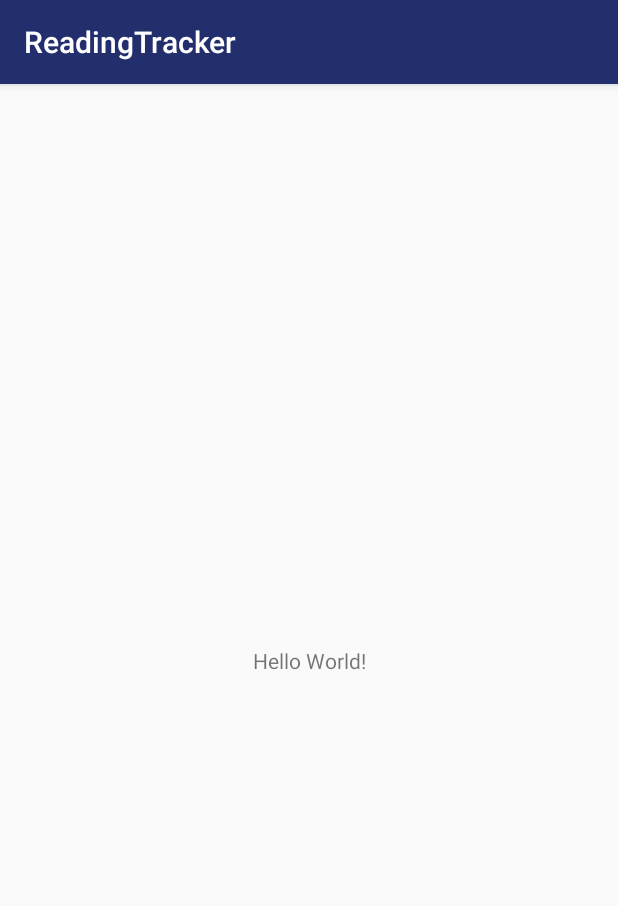
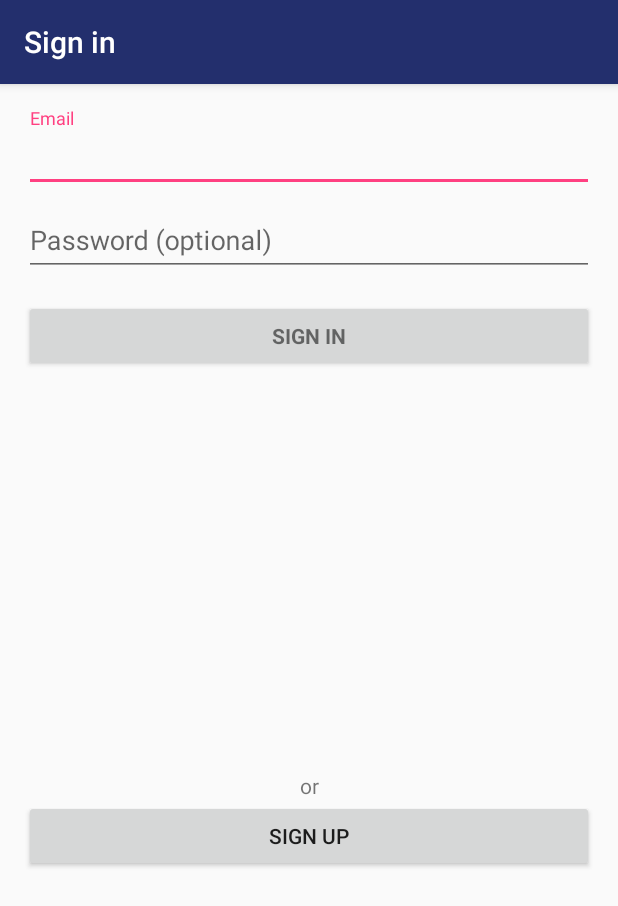
Before and after one commit to vladimirrim/ReadingTracker, an Android app: the screen it shows after launch (MainActivity before the commit, SignInActivity after it), on a phone screen of 412 x 824 dp. Shown: the top 906 px of the screen. Run offline under Robolectric (Android 15) with nearby library versions, the phone set to English and light mode, and no system bars; our stand-ins replace Firebase (no records; nobody signed in at launch, a user with empty details on screens opened directly).

Commit message:
Added email/password authentication.

```diff
--- a/app/build.gradle
+++ b/app/build.gradle
@@ -37,6 +37,7 @@ dependencies {
     implementation "org.jetbrains.kotlin:kotlin-stdlib-jdk7:$kotlin_version"
     implementation 'com.android.support:appcompat-v7:27.1.1'
     implementation 'com.android.support.constraint:constraint-layout:1.1.3'
+    implementation 'com.android.support:design:27.1.1'
     testImplementation 'junit:junit:4.12'
     androidTestImplementation 'com.android.support.test:runner:1.0.2'
     androidTestImplementation 'com.android.support.test.espresso:espresso-core:3.0.2'
--- /dev/null
+++ b/app/src/main/java/ru/hse/egorov/reading_tracker/SignInActivity.kt
@@ -0,0 +1,48 @@
+package ru.hse.egorov.reading_tracker
+
+import android.content.Intent
+import android.os.Bundle
+import android.support.v7.app.AppCompatActivity
+import android.util.Log
+import android.widget.Toast
+import com.google.firebase.auth.FirebaseAuth
+import kotlinx.android.synthetic.main.activity_sign_in.*
+
+/**
+ * A login screen that offers login via email/password.
+ */
+class SignInActivity : AppCompatActivity() {
+    private val authManager: FirebaseAuth? = FirebaseAuth.getInstance()
+
+    override fun onCreate(savedInstanceState: Bundle?) {
+        super.onCreate(savedInstanceState)
+        setContentView(R.layout.activity_sign_in)
+
+        signUpSwitchButton.setOnClickListener {
+            val intent = Intent(this, SignUpActivity::class.java)
+            startActivity(intent)
+        }
+
+        signInButton.setOnClickListener { _ ->
+            if (email.text != null && password.text != null) {
+                authManager?.signInWithEmailAndPassword(email.text.toString(), password.text.toString())?.addOnCompleteListener(this
+                ) {
+                    if (it.isSuccessful) {
+                        Log.d(TAG, "signInWithEmail:success")
+                        val user = authManager.currentUser
+                        val intent = Intent(this, MainActivity::class.java)
+                        startActivity(intent)
+                    } else {
+                        Log.w(TAG, "signInWithEmail:failure", it.exception)
+                        Toast.makeText(this, "Authentication failed.",
+                                Toast.LENGTH_SHORT).show()
+                    }
+                }
+            }
+        }
+    }
+
+    companion object {
+        private const val TAG = "SIGN IN"
+    }
+}
--- a/app/src/main/java/ru/hse/egorov/reading_tracker/SplashActivity.kt
+++ b/app/src/main/java/ru/hse/egorov/reading_tracker/SplashActivity.kt
@@ -1,19 +1,34 @@
 package ru.hse.egorov.reading_tracker
 
+import android.content.Intent
+import android.os.Bundle
 import android.support.v7.app.AppCompatActivity
-import android.os.Bundle
-import android.content.Intent
+import com.google.firebase.auth.FirebaseAuth
 
 
 class SplashActivity : AppCompatActivity() {
+
+    private val authManager: FirebaseAuth? = FirebaseAuth.getInstance()
 
     override fun onCreate(savedInstanceState: Bundle?) {
         setTheme(R.style.SplashScreenTheme)
         super.onCreate(savedInstanceState)
 
-        val intent = Intent(applicationContext,
-                MainActivity::class.java)
-        startActivity(intent)
+        chooseActivity()
         finish()
     }
+
+    private fun chooseActivity() {
+        val currentUser = authManager?.currentUser
+
+        if (currentUser == null) {
+            val intent = Intent(this,
+                    SignInActivity::class.java)
+            startActivity(intent)
+        } else {
+            val intent = Intent(this,
+                    MainActivity::class.java)
+            startActivity(intent)
+        }
+    }
 }
--- /dev/null
+++ b/app/src/main/res/layout/activity_sign_in.xml
@@ -0,0 +1,92 @@
+<?xml version="1.0" encoding="utf-8"?>
+<LinearLayout xmlns:android="http://schemas.android.com/apk/res/android"
+    xmlns:tools="http://schemas.android.com/tools"
+    android:layout_width="match_parent"
+    android:layout_height="match_parent"
+    android:gravity="center_horizontal"
+    android:orientation="vertical"
+    android:paddingLeft="@dimen/activity_horizontal_margin"
+    android:paddingTop="@dimen/activity_vertical_margin"
+    android:paddingRight="@dimen/activity_horizontal_margin"
+    android:paddingBottom="@dimen/activity_vertical_margin"
+    tools:context=".SignInActivity">
+
+    <!-- Login progress -->
+
+    <ProgressBar
+        android:id="@+id/login_progress"
+        style="?android:attr/progressBarStyleLarge"
+        android:layout_width="wrap_content"
+        android:layout_height="wrap_content"
+        android:layout_marginBottom="8dp"
+        android:visibility="gone" />
+
+    <ScrollView
+        android:id="@+id/login_form"
+        android:layout_width="match_parent"
+        android:layout_height="442dp">
+
+        <LinearLayout
+            android:id="@+id/email_login_form"
+            android:layout_width="match_parent"
+            android:layout_height="wrap_content"
+            android:orientation="vertical">
+
+            <android.support.design.widget.TextInputLayout
+                android:layout_width="match_parent"
+                android:layout_height="wrap_content">
+
+                <AutoCompleteTextView
+                    android:id="@+id/email"
+                    android:layout_width="match_parent"
+                    android:layout_height="wrap_content"
+                    android:hint="@string/prompt_email"
+                    android:inputType="textEmailAddress"
+                    android:maxLines="1"
+                    android:singleLine="true" />
+
+            </android.support.design.widget.TextInputLayout>
+
+            <android.support.design.widget.TextInputLayout
+                android:layout_width="match_parent"
+                android:layout_height="wrap_content">
+
+                <EditText
+                    android:id="@+id/password"
+                    android:layout_width="match_parent"
+                    android:layout_height="wrap_content"
+                    android:hint="@string/prompt_password"
+                    android:imeActionId="6"
+                    android:imeActionLabel="@string/action_sign_in_short"
+                    android:imeOptions="actionUnspecified"
+                    android:inputType="textPassword"
+                    android:maxLines="1"
+                    android:singleLine="true" />
+
+            </android.support.design.widget.TextInputLayout>
+
+            <Button
+                android:id="@+id/signInButton"
+                style="?android:textAppearanceSmall"
+                android:layout_width="match_parent"
+                android:layout_height="wrap_content"
+                android:layout_marginTop="16dp"
+                android:text="@string/action_sign_in"
+                android:textStyle="bold" />
+
+        </LinearLayout>
+    </ScrollView>
+
+    <TextView
+        android:id="@+id/textView"
+        android:layout_width="match_parent"
+        android:layout_height="wrap_content"
+        android:text="or"
+        android:textAlignment="center"/>
+
+    <Button
+        android:id="@+id/signUpSwitchButton"
+        android:layout_width="match_parent"
+        android:layout_height="wrap_content"
+        android:text="@string/action_sign_up" />
+</LinearLayout>
--- /dev/null
+++ b/app/src/main/res/values/dimens.xml
@@ -0,0 +1,5 @@
+<resources>
+    <!-- Default screen margins, per the Android Design guidelines. -->
+    <dimen name="activity_horizontal_margin">16dp</dimen>
+    <dimen name="activity_vertical_margin">16dp</dimen>
+</resources>
--- a/app/src/main/res/values/strings.xml
+++ b/app/src/main/res/values/strings.xml
@@ -1,3 +1,18 @@
 <resources>
     <string name="app_name">ReadingTracker</string>
+    <string name="title_activity_sign_in">Sign in</string>
+    <!-- Strings related to login -->
+    <string name="prompt_email">Email</string>
+    <string name="prompt_password">Password (optional)</string>
+    <string name="action_sign_in">Sign in</string>
+    <string name="action_sign_up">Sign up</string>
+    <string name="action_sign_in_short">Sign in</string>
+    <string name="error_invalid_email">This email address is invalid</string>
+    <string name="error_invalid_password">This password is too short</string>
+    <string name="error_incorrect_password">This password is incorrect</string>
+    <string name="error_field_required">This field is required</string>
+    <string name="permission_rationale">"Contacts permissions are needed for providing email
+        completions."
+    </string>
+    <string name="title_activity_sign_up">Sign up</string>
 </resources>
--- a/build.gradle
+++ b/build.gradle
@@ -7,7 +7,7 @@ buildscript {
         jcenter()
     }
     dependencies {
-        classpath 'com.android.tools.build:gradle:3.1.4'
+        classpath 'com.android.tools.build:gradle:3.2.0'
         classpath "org.jetbrains.kotlin:kotlin-gradle-plugin:$kotlin_version"
         classpath 'com.google.gms:google-services:4.0.1'
 
```
Also changed, not shown: app/src/main/AndroidManifest.xml (+15 -2 lines), app/src/main/java/ru/hse/egorov/reading_tracker/SignUpActivity.kt (added, +47 -0 lines), app/src/main/res/layout/activity_sign_up.xml (added, +78 -0 lines), gradle/wrapper/gradle-wrapper.properties.
